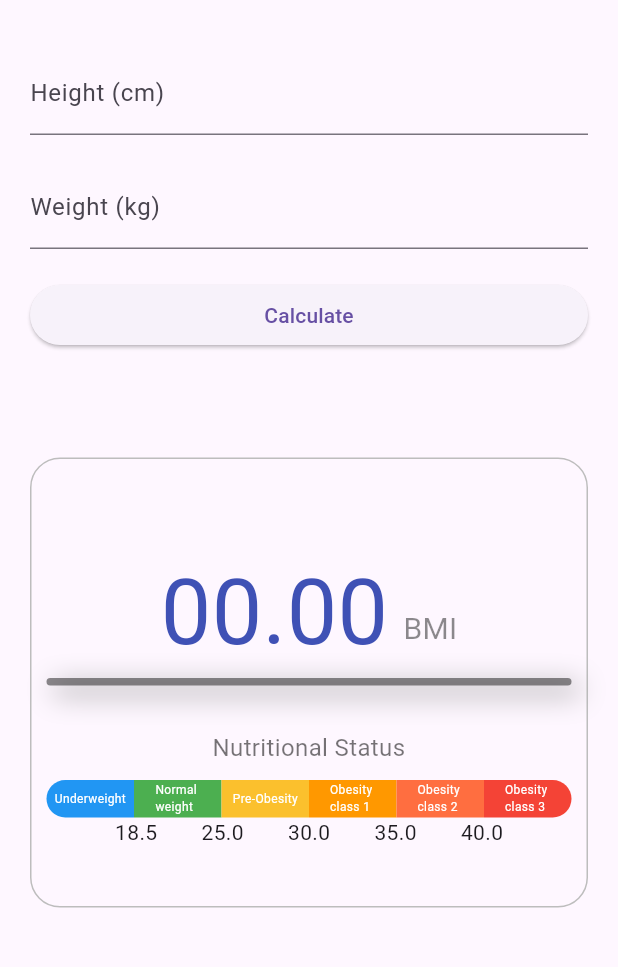
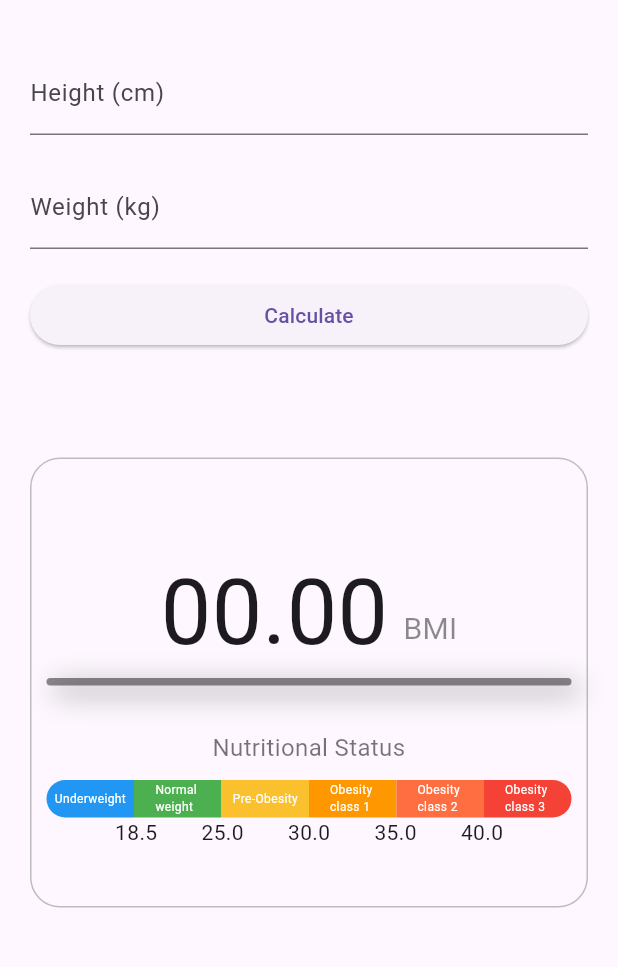
Before and after one commit to saadshd/bmi_calculator, a Flutter app: the screen it shows after launch, on a phone screen of 412 x 824 dp, the part 63-1030 px from its top. Run offline on Flutter 3.47's test engine with Material 2 defaults, Android fonts, the phone set to English and light mode, and no system bars.

Commit message:
Update main.dart

```diff
--- a/lib/main.dart
+++ b/lib/main.dart
@@ -146,9 +146,16 @@ class _HomeScreenState extends State<HomeScreen> {
                         children: [
                           Text(
                             bmi == null ? '00.00' : bmi!.toStringAsFixed(2),
-                            style: const TextStyle(
+                            style: TextStyle(
                                 fontSize: 60,
-                                color: Colors.indigo
+                                color:
+                                status == 'Underweight' ? Colors.blue
+                                    : status == 'Normal weight' ? Colors.green
+                                    : status == 'Pre-Obesity' ? Colors.yellow.shade700
+                                    : status == 'Obesity class 1' ? Colors.orange
+                                    : status == 'Obesity class 2' ? Colors.deepOrangeAccent
+                                    : status == 'Obesity class 3' ? Colors.red
+                                    : null
                             ),
                           ),
                           const SizedBox(
```
